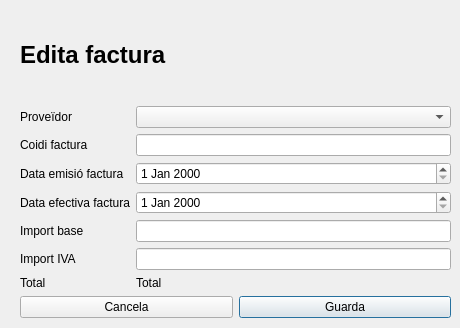
The window that src/ui/edit_invoice.ui (lockedofh/GestionS) describes before a commit, drawn with Qt 5.
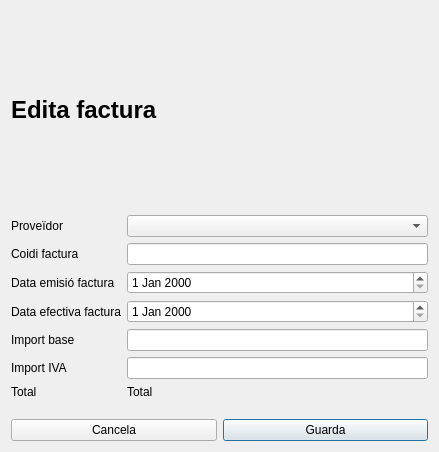
The same window after the commit.

Patch:
```diff
--- a/src/ui/edit_invoice.ui
+++ b/src/ui/edit_invoice.ui
@@ -6,22 +6,15 @@
    <rect>
     <x>0</x>
     <y>0</y>
-    <width>460</width>
-    <height>328</height>
+    <width>439</width>
+    <height>452</height>
    </rect>
   </property>
   <property name="windowTitle">
    <string>Form</string>
   </property>
-  <widget class="QWidget" name="verticalLayoutWidget">
-   <property name="geometry">
-    <rect>
-     <x>20</x>
-     <y>10</y>
-     <width>431</width>
-     <height>308</height>
-    </rect>
-   </property>
+  <layout class="QVBoxLayout" name="verticalLayout_2">
+   <item>
    <layout class="QVBoxLayout" name="verticalLayout">
     <item>
      <widget class="QLabel" name="labelTitle">
@@ -154,7 +147,8 @@
      </layout>
     </item>
    </layout>
-  </widget>
+   </item>
+  </layout>
  </widget>
  <resources/>
  <connections/>
```
Left out of the diff: 6 changed lines with no effect on the pictures. Lines whose indentation alone changed are shown as unchanged.
